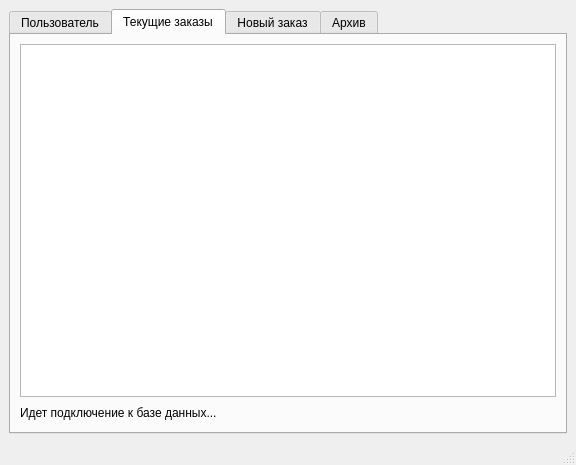
nexza78/course_work, file final_version/transport_services/user.ui: the form before one commit.
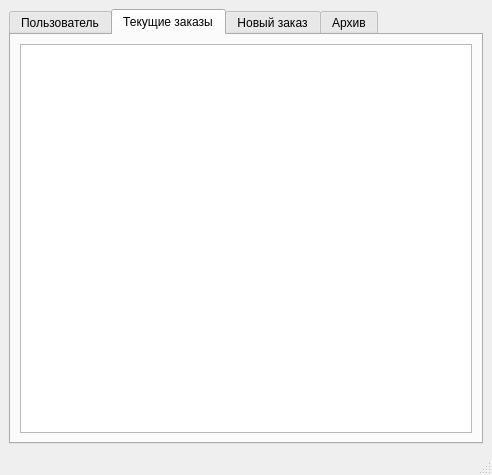
The form after the commit. The open tabs and pages were chosen to show the change. Icons and pictures are not drawn.

The edit to the form file:
```diff
--- a/final_version/transport_services/user.ui
+++ b/final_version/transport_services/user.ui
@@ -6,8 +6,8 @@
    <rect>
     <x>0</x>
     <y>0</y>
-    <width>576</width>
-    <height>465</height>
+    <width>492</width>
+    <height>475</height>
    </rect>
   </property>
   <property name="windowTitle">
@@ -392,33 +392,6 @@
         <item row="0" column="0">
          <widget class="QTableView" name="tableView_cur_orders"/>
         </item>
-        <item row="1" column="0">
-         <layout class="QGridLayout" name="gridLayout_9">
-          <item row="0" column="1">
-           <spacer name="horizontalSpacer_7">
-            <property name="orientation">
-             <enum>Qt::Horizontal</enum>
-            </property>
-            <property name="sizeHint" stdset="0">
-             <size>
-              <width>40</width>
-              <height>20</height>
-             </size>
-            </property>
-           </spacer>
-          </item>
-          <item row="0" column="0">
-           <widget class="QLabel" name="label_15">
-            <property name="text">
-             <string>Идет подключение к базе данных...</string>
-            </property>
-            <property name="alignment">
-             <set>Qt::AlignLeading|Qt::AlignLeft|Qt::AlignVCenter</set>
-            </property>
-           </widget>
-          </item>
-         </layout>
-        </item>
        </layout>
       </widget>
       <widget class="QWidget" name="tab_4">
```
Left out of the diff: 73 changed lines with no effect on the pictures.
